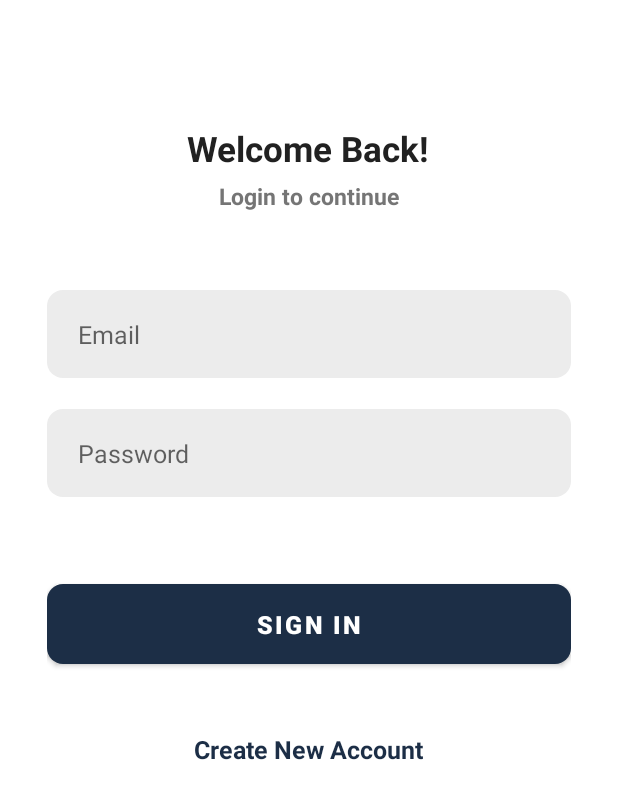
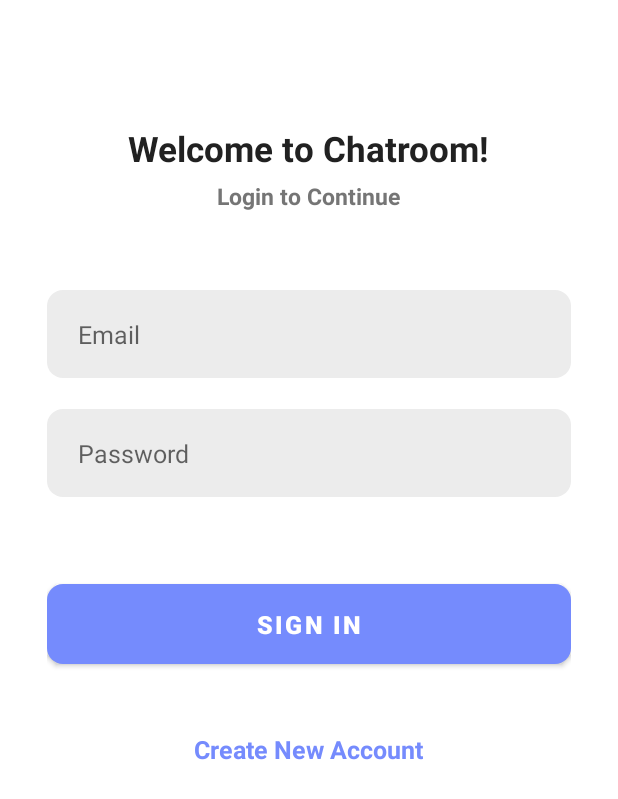
Before and after one commit to BUG139632/Android-Chat-Room-APP, an Android app: the screen it shows after launch (SignInActivity), on a phone screen of 412 x 824 dp. Shown: the top 799 px of the screen. Run offline under Robolectric (Android 15) with nearby library versions, the phone set to English and light mode, and no system bars; our stand-ins replace Firebase (no records; nobody signed in at launch, a user with empty details on screens opened directly), sdp/ssp sizes.

Commit message:
Mofify interface display

```diff
--- a/app/src/main/java/com/example/androidchatroomapp/activities/SignUpActivity.java
+++ b/app/src/main/java/com/example/androidchatroomapp/activities/SignUpActivity.java
@@ -41,7 +41,7 @@ public class SignUpActivity extends AppCompatActivity {
     }
 
     private void setListeners() {
-        binding.textSignIn.setOnClickListener(v -> getOnBackPressedDispatcher());
+        binding.textSignIn.setOnClickListener(v -> onBackPressed());
         binding.buttonSignUp.setOnClickListener(v -> {
             if (isValidSignUpDetails()) {
                 signUp();
--- a/app/src/main/res/values/strings.xml
+++ b/app/src/main/res/values/strings.xml
@@ -1,7 +1,7 @@
 <resources>
     <string name="app_name">Android Chat Room App</string>
-    <string name="login_to_continue">Login to continue</string>
-    <string name="welcome_back">Welcome Back!</string>
+    <string name="login_to_continue">Login to Continue</string>
+    <string name="welcome_back">Welcome to Chatroom!</string>
     <string name="email">Email</string>
     <string name="password">Password</string>
     <string name="sign_in">Sign In</string>
```
Also changed, not shown: app/src/main/res/values/colors.xml (+5 -5 lines).
